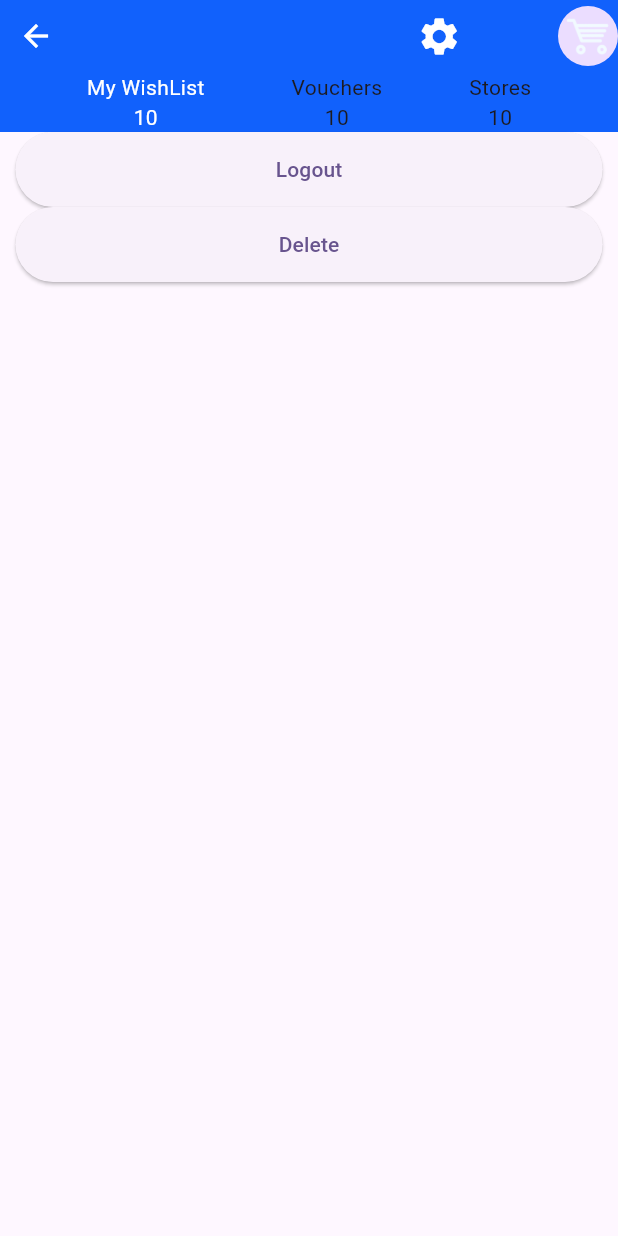
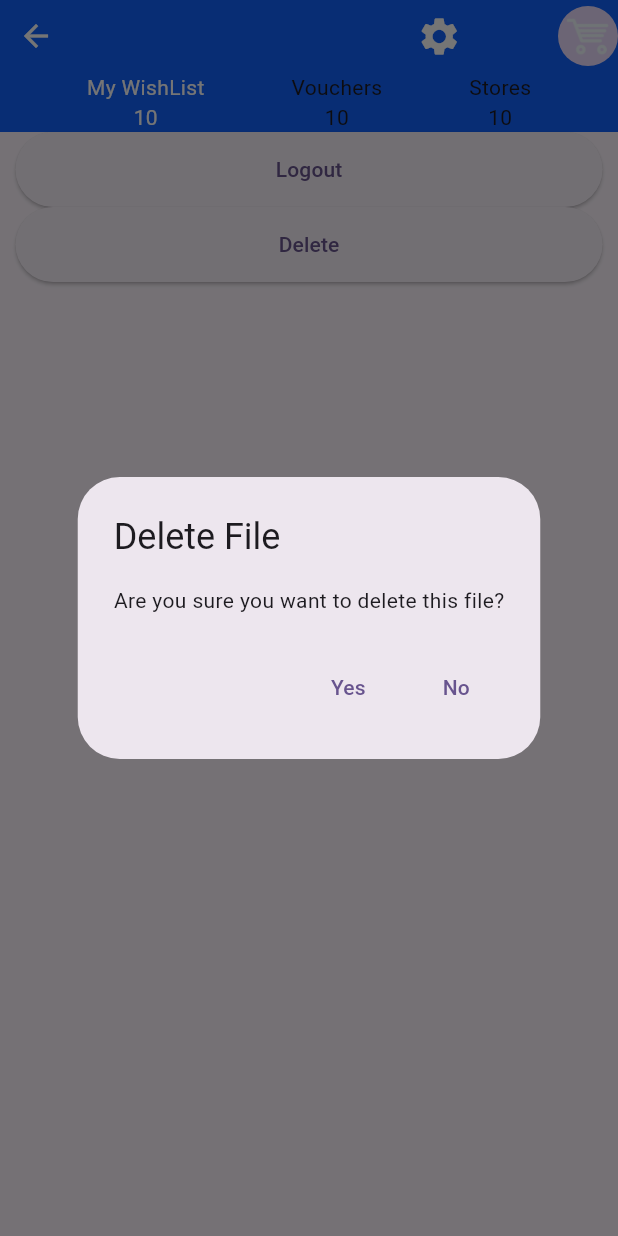
Before and after one commit to romanssigdel/ecommerce, a Flutter app: the UserAccount screen opened directly, after a tap on "Delete", on a phone screen of 412 x 824 dp. Run offline on Flutter 3.47's test engine with Material 3 defaults, Android fonts, the phone set to English and light mode, and no system bars; our stand-ins replace cloud_firestore, firebase_core, internet_connection_checker, shared_preferences; accounts and stored records are empty; generated files the repository leaves out were written again.

Commit message:
add delete success

```diff
--- a/lib/provider/user_provider.dart
+++ b/lib/provider/user_provider.dart
@@ -1,9 +1,13 @@
+
+
 import 'package:ecommerce/core/api_response.dart';
 import 'package:ecommerce/core/status_util.dart';
 import 'package:ecommerce/model/user.dart';
 import 'package:ecommerce/services/user_services.dart';
 import 'package:ecommerce/services/user_services_impl.dart';
+import 'package:ecommerce/utils/Helper.dart';
 import 'package:ecommerce/utils/string_const.dart';
+import 'package:ecommerce/view/signin_form.dart';
 import 'package:flutter/material.dart';
 import 'package:shared_preferences/shared_preferences.dart';
 
@@ -129,8 +133,12 @@ class UserProvider extends ChangeNotifier {
         User(email: emailTextField.text, password: passwordTextField.text);
     ApiResponse apiResponse = await userServices.checkUserData(user);
     if (apiResponse.statusUtil == StatusUtil.success) {
-      UserData.userData = apiResponse.data;
-      isUserExists = true;
+      UserCheckResult result = apiResponse.data as UserCheckResult;
+
+      UserData.userData = result.userData;
+      if (result.isUserExists!) {
+        isUserExists = true;
+      }
 
       setGetLoginUserStatus(StatusUtil.success);
     } else if (apiResponse.statusUtil == StatusUtil.error) {
--- a/lib/services/user_services_impl.dart
+++ b/lib/services/user_services_impl.dart
@@ -36,23 +36,11 @@ class UserServicesImplementation extends UserServices {
   Future<ApiResponse> getUserData() async {
     if (await Helper().isInternetConnectionAvailable()) {
       try {
-        await FirebaseFirestore.instance.collection("users").get().then((value) {
-          //print(value);
-          userList.addAll(value.docs.map((e) {
-            final user = User.fromJson(e.data());
-            user.id = e.id;
-            return user;
-          }).toList());
-
-          //   userList
-          //     .addAll(value.docs.map((e) => User.fromJson(e.data())).toList());
-
-          // for (int i = 0; i < userList.length; i++) {
-          //   userList[i].id = value.docs[i].id;
-          // }
-
-          print(userList);
-        });
+        var value = await FirebaseFirestore.instance.collection("users").get();
+        var userList = value.docs.map((e) => User.fromJson(e.data())).toList();
+        for (int i = 0; i < userList.length; i++) {
+          userList[i].id = value.docs[i].id;
+        }
         return ApiResponse(statusUtil: StatusUtil.success, data: userList);
       } catch (e) {
         return ApiResponse(
@@ -66,7 +54,7 @@ class UserServicesImplementation extends UserServices {
 
   @override
   Future<ApiResponse> checkUserData(User user) async {
-    // bool isUserExists = false;
+    bool isUserExists = false;
     User? userData;
     if (await Helper().isInternetConnectionAvailable()) {
       try {
@@ -77,17 +65,14 @@ class UserServicesImplementation extends UserServices {
             .get()
             .then((value) {
           if (value.docs.isNotEmpty) {
-            // isUserExists = true;
-           userData = User.fromJson(value.docs[0].data());
+            isUserExists = true;
+            userData = User.fromJson(value.docs[0].data());
 
             userData?.id = value.docs[0].id;
-            print(userData!.id);
-            // print(user.role);
-            // userRole = user.role;
-            // print(value);
           }
         });
-        return ApiResponse(statusUtil: StatusUtil.success, data: userData);
+        UserCheckResult result = UserCheckResult(userData, isUserExists);
+        return ApiResponse(statusUtil: StatusUtil.success, data: result);
       } catch (e) {
         return ApiResponse(
             statusUtil: StatusUtil.error, errorMessage: e.toString());
@@ -120,3 +105,9 @@ class UserServicesImplementation extends UserServices {
     }
   }
 }
+
+class UserCheckResult {
+  User? userData;
+  bool? isUserExists;
+  UserCheckResult(this.userData, this.isUserExists);
+}
--- a/lib/utils/string_const.dart
+++ b/lib/utils/string_const.dart
@@ -31,3 +31,5 @@ String loginFailed = "Login Failed";
 String invalidCredential = "Invalid Credential!";
 
 String rememberMeStr = "Remember me";
+
+String defaultUserStr = "user";
--- a/lib/view/user_account.dart
+++ b/lib/view/user_account.dart
@@ -3,6 +3,7 @@ import 'package:ecommerce/custom/custom_button.dart';
 import 'package:ecommerce/provider/user_provider.dart';
 import 'package:ecommerce/utils/Helper.dart';
 import 'package:ecommerce/utils/color_const.dart';
+import 'package:ecommerce/utils/string_const.dart';
 import 'package:ecommerce/view/signin_form.dart';
 import 'package:flutter/material.dart';
 import 'package:provider/provider.dart';
@@ -20,18 +21,18 @@ class _UserAccountState extends State<UserAccount> {
   void initState() {
     // TODO: implement initState
     super.initState();
-    // getValue();
+    getValue();
   }
 
-  // getValue() {
-  //   Future.delayed(
-  //     Duration.zero,
-  //     () {
-  //       var provider = Provider.of<UserProvider>(context, listen: false);
-  //       provider.loginCheckUserData();
-  //     },
-  //   );
-  // }
+  getValue() {
+    Future.delayed(
+      Duration.zero,
+      () {
+        var provider = Provider.of<UserProvider>(context, listen: false);
+        provider.loginCheckUserData();
+      },
+    );
+  }
 
   @override
   Widget build(BuildContext context) {
@@ -56,7 +57,7 @@ class _UserAccountState extends State<UserAccount> {
                         SizedBox(
                             // width: 10,
                             ),
-                        UserData.userData!.role == "user"
+                        UserData.userData!.role == defaultUserStr
                             ? Text(
                                 UserData.userData!.name!,
                                 style: TextStyle(
@@ -114,15 +115,8 @@ class _UserAccountState extends State<UserAccount> {
                 child: Text("Logout"),
               ),
               CustomButton(
-                onPressed: () {
-                  userProvider.deleteUserData();
-                  if (userProvider.getDeleteUserStatus == StatusUtil.success) {
-                    Helper.displaySnackbar(
-                        context, "Data Successfully deleted");
-                  } else if (userProvider.getDeleteUserStatus ==
-                      StatusUtil.error) {
-                    Helper.displaySnackbar(context, "Data Deletion Failed!");
-                  }
+                onPressed: () async {
+                  createShowDialog(context, userProvider);
                 },
                 child: userProvider.getDeleteUserStatus == StatusUtil.loading
                     ? CircularProgressIndicator()
@@ -146,4 +140,41 @@ class _UserAccountState extends State<UserAccount> {
         ),
         (route) => false);
   }
+
+  createShowDialog(BuildContext context, UserProvider userProvider) {
+    showDialog(
+      context: context,
+      builder: (BuildContext context) {
+        return AlertDialog(
+          title: Text('Delete File'),
+          content: Text('Are you sure you want to delete this file?'),
+          actions: [
+            TextButton(
+              onPressed: () async {
+                await userProvider.deleteUserData();
+                if (userProvider.getDeleteUserStatus == StatusUtil.success) {
+                  Helper.displaySnackbar(context, "Data Successfully deleted");
+                  Navigator.pushAndRemoveUntil(
+                      context,
+                      MaterialPageRoute(
+                        builder: (context) => SigninPage(),
+                      ),
+                      (route) => false);
+                }
+                // Perform delete operation here
+                // Navigator.of(context).pop(); // Close the dialog
+              },
+              child: Text('Yes'),
+            ),
+            TextButton(
+              onPressed: () {
+                Navigator.of(context).pop(); // Close the dialog
+              },
+              child: Text('No'),
+            ),
+          ],
+        );
+      },
+    );
+  }
 }
```
